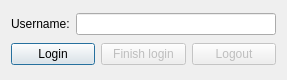
The window that lastfmauthdialog.ui (noname043/Failure) describes before a commit, drawn with Qt 5.
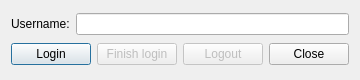
The same window after the commit.

What changed in the file:
```diff
--- a/lastfmauthdialog.ui
+++ b/lastfmauthdialog.ui
@@ -60,6 +60,13 @@
        </property>
       </widget>
      </item>
+     <item>
+      <widget class="QPushButton" name="closeButton">
+       <property name="text">
+        <string>Close</string>
+       </property>
+      </widget>
+     </item>
     </layout>
    </item>
   </layout>
```
Left out of the diff: 21 changed lines with no effect on the pictures.
